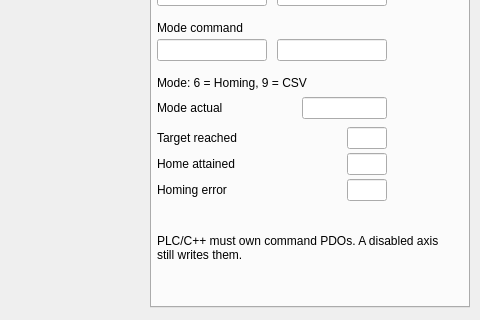
The window that qt/ecmcN6-1-1-1-S_OPT_expert.ui (anderssandstrom/ecmccfg) describes before a commit, drawn with Qt 5; both pictures show x 740 to 1220 and y 182 to 502 of the 1220 by 502 pixel window.
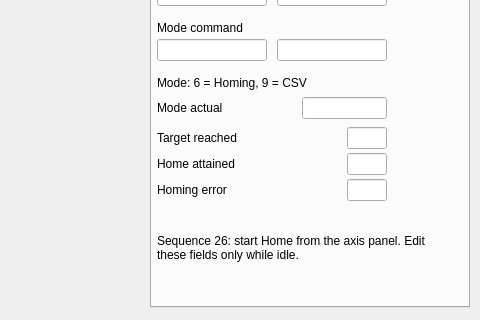
The same window after the commit. The open tabs and pages were chosen to show the change. Custom widgets are drawn as their Qt base class.

Patch:
```diff
--- a/qt/ecmcN6-1-1-1-S_OPT_expert.ui
+++ b/qt/ecmcN6-1-1-1-S_OPT_expert.ui
@@ -631,7 +631,7 @@
        </rect>
       </property>
       <property name="text">
-       <string>PLC/C++ must own command PDOs. A disabled axis still writes them.</string>
+       <string>Sequence 26: start Home from the axis panel. Edit these fields only while idle.</string>
       </property>
       <property name="wordWrap">
        <bool>true</bool>
```
